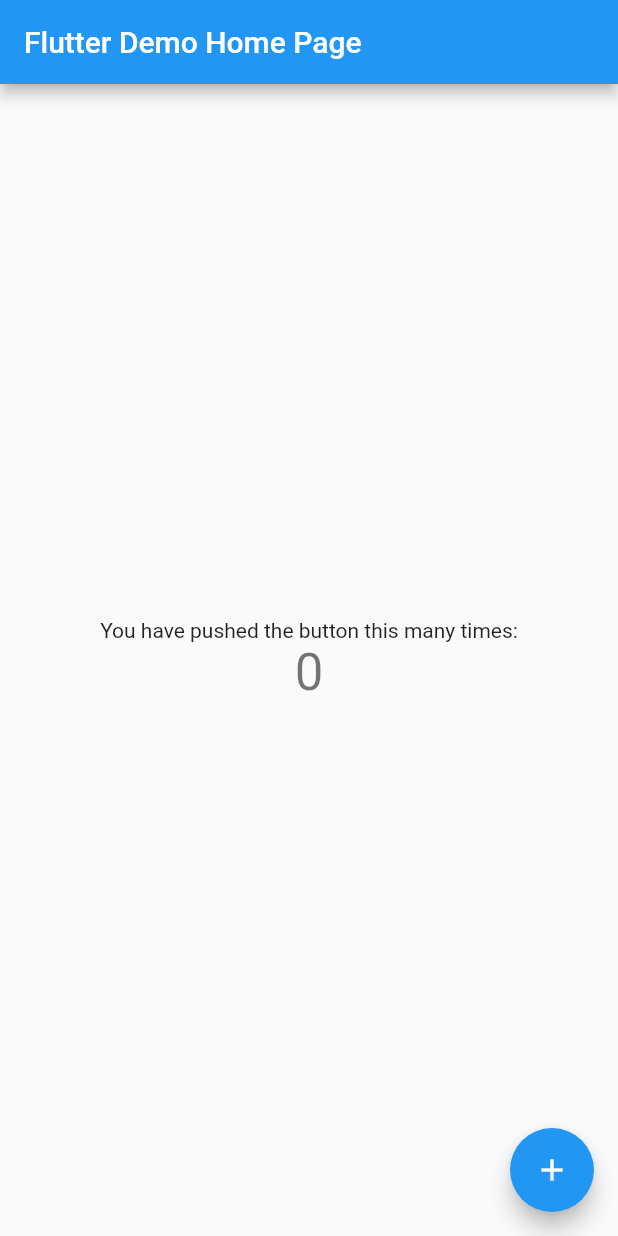
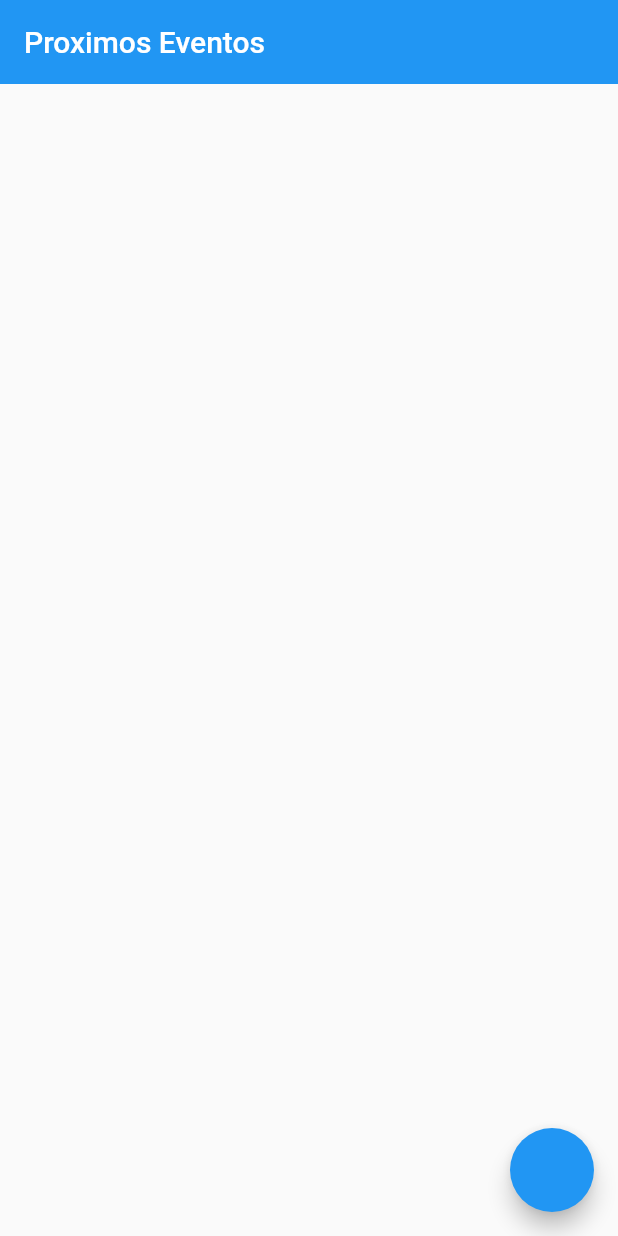
Before and after one commit to LucasNahuelGarcia/scheduler, a Flutter app: the screen it shows after launch, on a phone screen of 412 x 824 dp. Run offline on Flutter 3.47's test engine with Material 2 defaults, Android fonts, the phone set to English and light mode, and no system bars.

Commit message:
agregue una lista de eventos

```diff
--- a/lib/main.dart
+++ b/lib/main.dart
@@ -1,117 +1,21 @@
 import 'package:flutter/material.dart';
+import 'package:scheduler/vistas/ListaEventos.dart';
+import 'package:scheduler/vistas/CrearEvento.dart';
 
 void main() {
   runApp(MyApp());
 }
 
 class MyApp extends StatelessWidget {
-  // This widget is the root of your application.
   @override
   Widget build(BuildContext context) {
     return MaterialApp(
-      title: 'Flutter Demo',
-      theme: ThemeData(
-        // This is the theme of your application.
-        //
-        // Try running your application with "flutter run". You'll see the
-        // application has a blue toolbar. Then, without quitting the app, try
-        // changing the primarySwatch below to Colors.green and then invoke
-        // "hot reload" (press "r" in the console where you ran "flutter run",
-        // or simply save your changes to "hot reload" in a Flutter IDE).
-        // Notice that the counter didn't reset back to zero; the application
-        // is not restarted.
-        primarySwatch: Colors.blue,
-        // This makes the visual density adapt to the platform that you run
-        // the app on. For desktop platforms, the controls will be smaller and
-        // closer together (more dense) than on mobile platforms.
-        visualDensity: VisualDensity.adaptivePlatformDensity,
-      ),
-      home: MyHomePage(title: 'Flutter Demo Home Page'),
+      title: 'Scheduler',
+      home: ListaEventos(),
+      routes: <String, WidgetBuilder>{
+        "ListaEventos": (BuildContext context) => ListaEventos(),
+        "CrearEvento": (BuildContext context) => CrearEvento(),
+      },
     );
   }
 }
-
-class MyHomePage extends StatefulWidget {
-  MyHomePage({Key key, this.title}) : super(key: key);
-
-  // This widget is the home page of your application. It is stateful, meaning
-  // that it has a State object (defined below) that contains fields that affect
-  // how it looks.
-
-  // This class is the configuration for the state. It holds the values (in this
-  // case the title) provided by the parent (in this case the App widget) and
-  // used by the build method of the State. Fields in a Widget subclass are
-  // always marked "final".
-
-  final String title;
-
-  @override
-  _MyHomePageState createState() => _MyHomePageState();
-}
-
-class _MyHomePageState extends State<MyHomePage> {
-  int _counter = 0;
-
-  void _incrementCounter() {
-    setState(() {
-      // This call to setState tells the Flutter framework that something has
-      // changed in this State, which causes it to rerun the build method below
-      // so that the display can reflect the updated values. If we changed
-      // _counter without calling setState(), then the build method would not be
-      // called again, and so nothing would appear to happen.
-      _counter++;
-    });
-  }
-
-  @override
-  Widget build(BuildContext context) {
-    // This method is rerun every time setState is called, for instance as done
-    // by the _incrementCounter method above.
-    //
-    // The Flutter framework has been optimized to make rerunning build methods
-    // fast, so that you can just rebuild anything that needs updating rather
-    // than having to individually change instances of widgets.
-    return Scaffold(
-      appBar: AppBar(
-        // Here we take the value from the MyHomePage object that was created by
-        // the App.build method, and use it to set our appbar title.
-        title: Text(widget.title),
-      ),
-      body: Center(
-        // Center is a layout widget. It takes a single child and positions it
-        // in the middle of the parent.
-        child: Column(
-          // Column is also a layout widget. It takes a list of children and
-          // arranges them vertically. By default, it sizes itself to fit its
-          // children horizontally, and tries to be as tall as its parent.
-          //
-          // Invoke "debug painting" (press "p" in the console, choose the
-          // "Toggle Debug Paint" action from the Flutter Inspector in Android
-          // Studio, or the "Toggle Debug Paint" command in Visual Studio Code)
-          // to see the wireframe for each widget.
-          //
-          // Column has various properties to control how it sizes itself and
-          // how it positions its children. Here we use mainAxisAlignment to
-          // center the children vertically; the main axis here is the vertical
-          // axis because Columns are vertical (the cross axis would be
-          // horizontal).
-          mainAxisAlignment: MainAxisAlignment.center,
-          children: <Widget>[
-            Text(
-              'You have pushed the button this many times:',
-            ),
-            Text(
-              '$_counter',
-              style: Theme.of(context).textTheme.headline4,
-            ),
-          ],
-        ),
-      ),
-      floatingActionButton: FloatingActionButton(
-        onPressed: _incrementCounter,
-        tooltip: 'Increment',
-        child: Icon(Icons.add),
-      ), // This trailing comma makes auto-formatting nicer for build methods.
-    );
-  }
-}
--- /dev/null
+++ b/lib/storage/Evento.dart
@@ -0,0 +1,9 @@
+class Evento {
+  final DateTime _dateTime;
+  final String _titulo;
+
+  Evento(this._dateTime, this._titulo);
+
+  DateTime get fecha => _dateTime;
+  String get titulo => _titulo;
+}
--- /dev/null
+++ b/lib/storage/storage.dart
@@ -0,0 +1,9 @@
+import 'Evento.dart';
+
+final List<Evento> _eventos = new List();
+
+List<Evento> get eventos => _eventos;
+
+void addEvento(Evento evento) {
+  _eventos.add(evento);
+}
--- /dev/null
+++ b/lib/vistas/ListaEventos.dart
@@ -0,0 +1,33 @@
+import 'package:flutter/material.dart';
+import 'package:scheduler/componentesVista/CardEvento.dart';
+import 'package:scheduler/storage/Evento.dart';
+import 'package:scheduler/storage/storage.dart' as storage;
+
+class ListaEventos extends StatelessWidget {
+  @override
+  Widget build(BuildContext context) {
+    return Scaffold(
+      floatingActionButton: FloatingActionButton(
+        onPressed: () => {
+          Navigator.pushNamed(context, "CrearEvento"),
+        },
+      ),
+      body: CustomScrollView(
+        slivers: [
+          SliverAppBar(
+            title: Text("Proximos Eventos"),
+          ),
+          SliverList(
+            delegate: SliverChildBuilderDelegate(
+              (context, index) {
+                Evento _evento = storage.eventos.elementAt(index);
+                return CardEvento(_evento);
+              },
+              childCount: storage.eventos.length,
+            ),
+          )
+        ],
+      ),
+    );
+  }
+}
--- a/pubspec.yaml
+++ b/pubspec.yaml
@@ -21,6 +21,7 @@ environment:
   sdk: ">=2.7.0 <3.0.0"
 
 dependencies:
+  flutter_svg: ^0.18.0
   flutter:
     sdk: flutter
 
@@ -44,6 +45,8 @@ flutter:
   # the material Icons class.
   uses-material-design: true
 
+  assets:
+    - res/icons/dardos.svg
   # To add assets to your application, add an assets section, like this:
   # assets:
   #   - images/a_dot_burr.jpeg
```
Also changed, not shown: lib/componentesVista/CardEvento.dart (added, +36 -0 lines), lib/componentesVista/Fecha.dart (added, +32 -0 lines), lib/vistas/CrearEvento.dart (added, +8 -0 lines), pubspec.lock, res/icons/dardos.svg (added).
